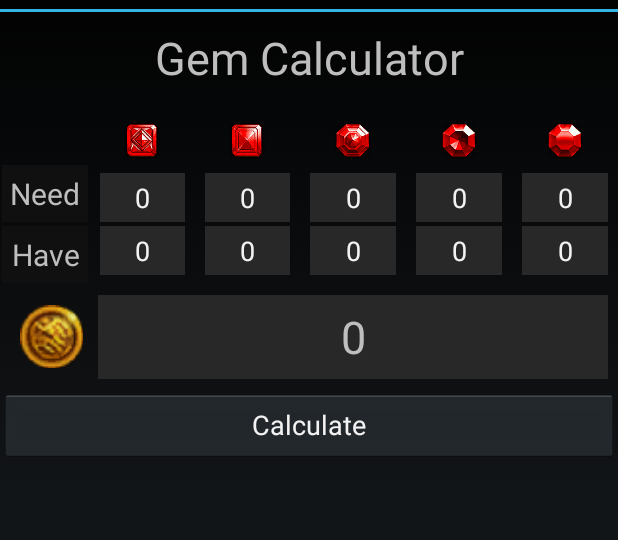
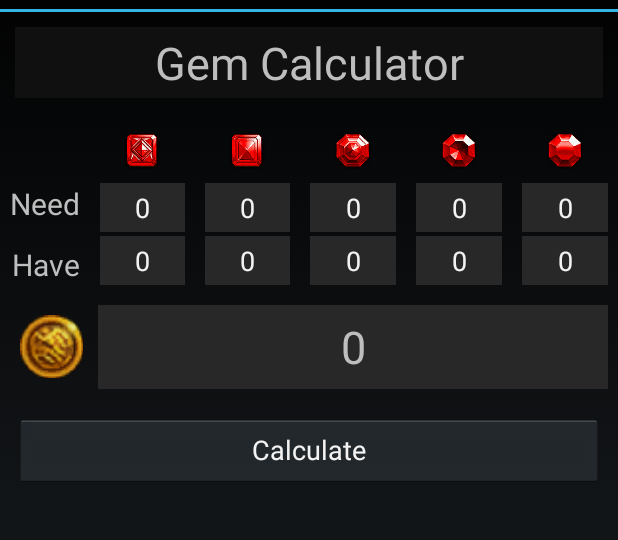
Before and after one commit to smusings/GemCrafter, an Android app: the screen it shows after launch (MainActivity), after a tap on "Calculate", on a phone screen of 412 x 824 dp, the part 60-600 px from its top. Run offline under Robolectric (Android 15) with nearby library versions, the phone set to English and light mode, and no system bars.

Commit message:
made reading easier

```diff
--- a/src/main/java/smusings/gemcrafter/SetUpActivity.java
+++ b/src/main/java/smusings/gemcrafter/SetUpActivity.java
@@ -23,59 +23,67 @@ public class SetUpActivity extends Activity {
     public EditText have_imperial;
     public EditText have_marquise;
     //ints for need/have
-    public Integer needFlawlessRoyal;
-    public Integer needRoyal;
-    public Integer needFlawlessImperial;
-    public Integer needImperial;
-    public Integer needMarquiese;
-    public Integer haveFlawlessRoyal;
-    public Integer haveRoyal;
-    public Integer haveFlawlessImperial;
-    public Integer haveImperial;
-    public Integer haveMarquiese;
+    public Integer  needFlawlessRoyal;
+    public Integer  needRoyal;
+    public Integer  needFlawlessImperial;
+    public Integer  needImperial;
+    public Integer  needMarquiese;
+    public Integer  haveFlawlessRoyal;
+    public Integer  haveRoyal;
+    public Integer  haveFlawlessImperial;
+    public Integer  haveImperial;
+    public Integer  haveMarquiese;
     //ints for the values
-    public int flawless_Royal_Count;
-    public int royal_Count;
-    public int flawless_imperial_Count;
-    public int imperial_Count;
-    public int marquise_Count;
+    public int      flawless_Royal_Count;
+    public int      royal_Count;
+    public int      flawless_imperial_Count;
+    public int      imperial_Count;
+    public int      marquise_Count;
 
     //we will use this to calculate how much of each gem we need per gem type
-    public int getGemCount(int upper, int lowerNeed, int lowerHave){
+    public int getGemCount(int upper, int lowerNeed, int lowerHave)
+    {
         int gemCount;
         //if the one above is 0, our process starts with this one
-        if (upper == 0){
+        if (upper == 0)
+        {
             gemCount = lowerNeed - lowerHave;
         }
         //otherwise we multiply our higher tier gem by 3 (1 upper level gem  is 3 of the lower ones)
-        else {
+        else
+        {
             gemCount = upper*3 - lowerHave;
         }
         return gemCount;
     }
 
-    public void amountNeeded(int count, EditText need){
+    public void amountNeeded(int count, EditText need)
+    {
         //if greater than or equal to 0 we go on to the next one
         if (count >= 0){
             need.setText(Integer.toString(count));
         }
         //else we are done and set the rest to 0
-        else if (count < 0){
+        else if (count < 0)
+        {
             //depending on what it is we need to zero different things for money calc
-            if (need == need_flawless_royal){
+            if (need == need_flawless_royal)
+            {
                 need_flawless_royal.setText("0");
                 need_royal.setText("0");
                 need_flawless_imperial.setText("0");
                 need_imperial.setText("0");
                 need_marquise.setText("0");
             }
-            else if (need == need_royal){
+            else if (need == need_royal)
+            {
                 need_royal.setText("0");
                 need_flawless_imperial.setText("0");
                 need_imperial.setText("0");
                 need_marquise.setText("0");
             }
-            else if (need == need_flawless_imperial){
+            else if (need == need_flawless_imperial)
+            {
                 need_flawless_imperial.setText("0");
                 need_imperial.setText("0");
                 need_marquise.setText("0");
@@ -84,20 +92,28 @@ public class SetUpActivity extends Activity {
                 need_imperial.setText("0");
                 need_marquise.setText("0");
             }
-            else if (need == need_marquise){
+            else {
                 need_marquise.setText("0");
             }
         }
     }
 
-    public void flawlessRoyal(){
-        //check to see if blank, if blank we set to 0
-        if (need_flawless_royal.getText().toString().matches("")){
-            need_flawless_royal.setText("0");
+    //checks if text is 0 or ""
+    public void nulCheck(EditText need, EditText have)
+    {
+        if (need.getText().toString().matches(""))
+        {
+            need.setText("0");
         }
-        if (have_flawless_royal.getText().toString().matches("")){
-            have_flawless_royal.setText("0");
+        if (have.getText().toString().matches(""))
+        {
+            have.setText("0");
         }
+    }
+
+    public void flawlessRoyal()
+    {
+        nulCheck(need_flawless_royal, have_flawless_royal);
 
         //defines the int we use
         needFlawlessRoyal = Integer.parseInt(need_flawless_royal.getText().toString());
@@ -115,15 +131,10 @@ public class SetUpActivity extends Activity {
         royalGem();
     }
 
-    public void royalGem(){
-        //check to see if blank, if blank we set to 0
-        if (need_royal.getText().toString().matches("")){
-            need_royal.setText("0");
-        }
-        if (have_royal.getText().toString().matches("")){
-            have_royal.setText("0");
-        }
-
+    public void royalGem()
+    {
+        nulCheck(need_royal, have_royal);
+        //set the ints we use
         needRoyal = Integer.parseInt(need_royal.getText().toString());
         haveRoyal = Integer.parseInt(have_royal.getText().toString());
 
@@ -138,14 +149,10 @@ public class SetUpActivity extends Activity {
         flawlessImperial();
     }
 
-    public void flawlessImperial(){
-        //check to see if blank, if blank we set to 0
-        if (need_flawless_imperial.getText().toString().matches("")){
-            need_flawless_imperial.setText("0");
-        }
-        if (have_flawless_imperial.getText().toString().matches("")){
-            have_flawless_imperial.setText("0");
-        }
+    public void flawlessImperial()
+    {
+        nulCheck(need_flawless_imperial, have_flawless_imperial);
+        //set the ints we use
         needFlawlessImperial = Integer.parseInt(need_flawless_imperial.getText().toString());
         haveFlawlessImperial = Integer.parseInt(have_flawless_imperial.getText().toString());
 
@@ -161,15 +168,10 @@ public class SetUpActivity extends Activity {
         imperialGem();
     }
 
-    public void imperialGem(){
-        //check to see if blank, if blank we set to 0
-        if (need_imperial.getText().toString().matches("")){
-            need_imperial.setText("0");
-        }
-        if (have_imperial.getText().toString().matches("")){
-            have_imperial.setText("0");
-            need_marquise.setText("0");
-        }
+    public void imperialGem()
+    {
+        nulCheck(need_imperial, have_imperial);
+        //set the ints we use
         needImperial = Integer.parseInt(need_imperial.getText().toString());
         haveImperial = Integer.parseInt(have_imperial.getText().toString());
 
@@ -185,14 +187,10 @@ public class SetUpActivity extends Activity {
         marquiseCount();
     }
 
-    public void marquiseCount(){
-        //check to see if blank, if blank we set to 0
-        if (need_marquise.getText().toString().matches("")){
-            need_marquise.setText("0");
-        }
-        if (have_marquise.getText().toString().matches("")){
-            have_marquise.setText("0");
-        }
+    public void marquiseCount()
+    {
+        nulCheck(need_marquise, have_marquise);
+        //set the ints we use
         needMarquiese = Integer.parseInt(need_marquise.getText().toString());
         haveMarquiese = Integer.parseInt(have_marquise.getText().toString());
 
@@ -208,18 +206,19 @@ public class SetUpActivity extends Activity {
         totalGold();
     }
 
-    public void totalGold(){
+    public void totalGold()
+    {
         //identify the textView we need
         TextView gold_amount= (TextView) findViewById(R.id.gold_display);
 
         //multiplies how many gems you need times the cost to make one of those gems
-        int flawlessRoyalSum = Integer.parseInt(need_flawless_royal.getText().toString()) * 500000;
-        int RoyalSum = Integer.parseInt(need_royal.getText().toString()) * 400000;
+        int flawlessRoyalSum    = Integer.parseInt(need_flawless_royal.getText().toString()) * 500000;
+        int RoyalSum            = Integer.parseInt(need_royal.getText().toString()) * 400000;
         int flawlessImperialSum = Integer.parseInt(need_flawless_imperial.getText().toString()) * 300000;
-        int ImperialSum = Integer.parseInt(need_imperial.getText().toString()) * 200000;
+        int ImperialSum         = Integer.parseInt(need_imperial.getText().toString()) * 200000;
 
         //sums up the total amount of gold needed to make a gem
-        int totalSum = flawlessRoyalSum + RoyalSum + flawlessImperialSum + ImperialSum;
+        int totalSum            = flawlessRoyalSum + RoyalSum + flawlessImperialSum + ImperialSum;
 
         //sets the gold amount to text
         gold_amount.setText(NumberFormat.getIntegerInstance().format(totalSum));
--- a/src/main/res/layout/activity_main.xml
+++ b/src/main/res/layout/activity_main.xml
@@ -11,7 +11,9 @@
         android:text="@string/gem_calculator"
         android:gravity="center"
         android:textSize="30sp"
-        android:padding="10dp"/>
+        android:padding = "3dp"
+        android:layout_margin="10dp"
+        android:background="@color/opaqueBlack"/>
     <LinearLayout
         android:baselineAligned="false"
         android:layout_width="match_parent"
@@ -34,8 +36,7 @@
                 android:text="@string/need"
                 android:textSize="20sp"
                 android:gravity="center"
-                android:padding="5dp"
-                android:background="@color/opaqueBlack"/>
+                android:padding="5dp"/>
             <TextView
                 android:layout_width="match_parent"
                 android:layout_height="wrap_content"
@@ -43,8 +44,7 @@
                 android:text="@string/have"
                 android:textSize="20sp"
                 android:gravity="center"
-                android:padding="5dp"
-                android:background="@color/opaqueBlack"/>
+                android:padding="5dp"/>
         </LinearLayout>
         <LinearLayout
             android:layout_margin="5dp"
@@ -244,13 +244,14 @@
             android:textSize="30sp"
             android:gravity="center"
             android:id="@+id/gold_display"
-            android:background="@color/opaquerBlack"
             android:layout_width="match_parent"
-            android:layout_height="match_parent" />
+            android:layout_height="match_parent"
+            android:background="@color/opaquerBlack" />
         </LinearLayout>
     <Button
         android:id="@+id/calculate_button"
         android:layout_width="match_parent"
         android:layout_height="wrap_content"
-        android:text="@string/calculate"/>
+        android:text="@string/calculate"
+        android:layout_margin="10dp"/>
 </LinearLayout>
```
Also changed, not shown: src/main/java/smusings/gemcrafter/MainActivity.java (+16 -15 lines).
